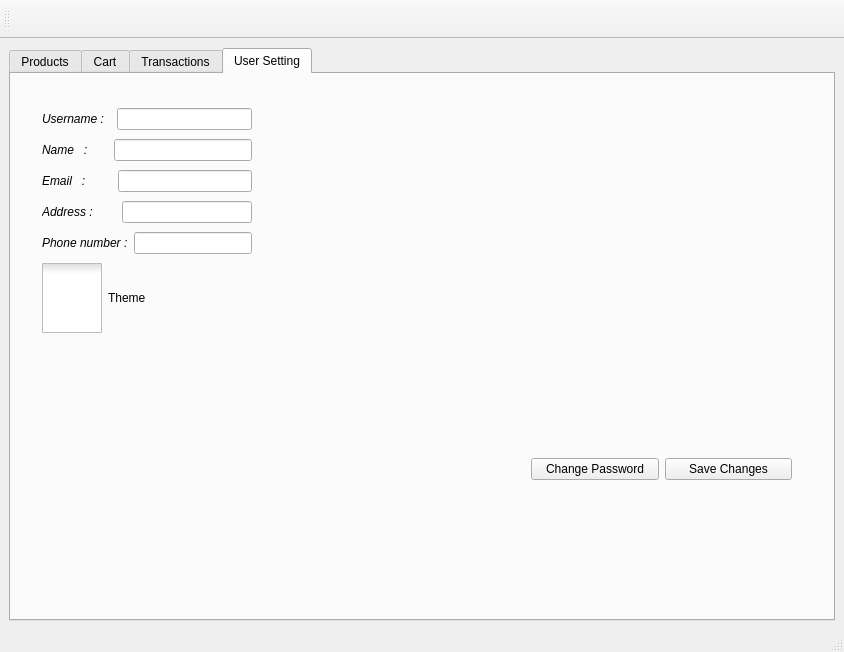
This is AP/client_ui.ui in AP-projects-4001/Guys as Qt 5 draws it before an edit. The edited form follows.
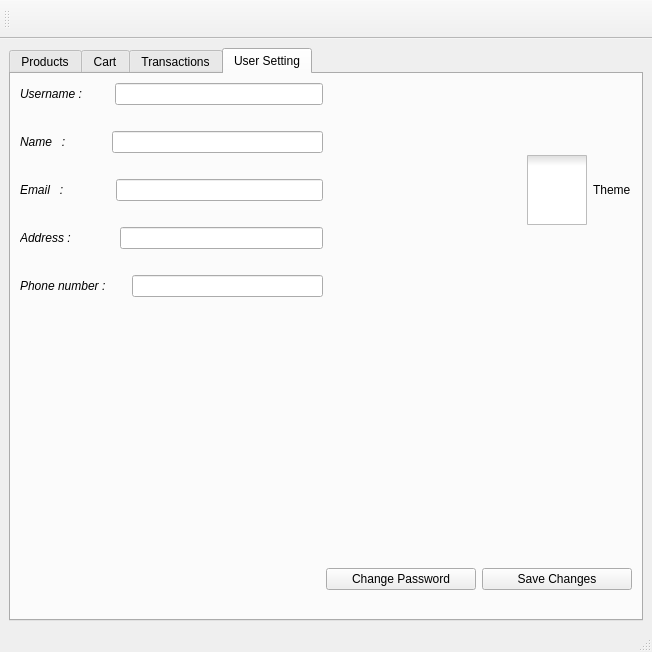
This is the edited form. The open tabs and pages were chosen to show the change. Icons and pictures are not drawn.

What changed in the file:
```diff
--- a/AP/client_ui.ui
+++ b/AP/client_ui.ui
@@ -6,7 +6,7 @@
    <rect>
     <x>0</x>
     <y>0</y>
-    <width>844</width>
+    <width>652</width>
     <height>652</height>
    </rect>
   </property>
@@ -493,80 +493,16 @@
        <attribute name="title">
         <string>User Setting</string>
        </attribute>
-       <widget class="QLabel" name="label_9">
-        <property name="geometry">
-         <rect>
-          <x>50</x>
-          <y>410</y>
-          <width>63</width>
-          <height>20</height>
-         </rect>
-        </property>
-        <property name="text">
-         <string/>
-        </property>
-       </widget>
-       <widget class="QWidget" name="layoutWidget">
-        <property name="geometry">
-         <rect>
-          <x>520</x>
-          <y>370</y>
-          <width>261</width>
-          <height>51</height>
-         </rect>
-        </property>
-        <layout class="QHBoxLayout" name="horizontalLayout_10">
+       <layout class="QGridLayout" name="gridLayout_5">
+        <item row="0" column="0">
+         <layout class="QVBoxLayout" name="verticalLayout_7">
          <item>
-          <widget class="QPushButton" name="pushButton_4">
-           <property name="text">
-            <string>Change Password</string>
-           </property>
-          </widget>
-         </item>
+           <layout class="QHBoxLayout" name="horizontalLayout_14">
          <item>
-          <widget class="QPushButton" name="pushButton_3">
-           <property name="text">
-            <string>Save Changes</string>
-           </property>
-          </widget>
-         </item>
-        </layout>
-       </widget>
-       <widget class="QLabel" name="confirm_gif">
-        <property name="geometry">
-         <rect>
-          <x>520</x>
-          <y>200</y>
-          <width>121</width>
-          <height>121</height>
-         </rect>
-        </property>
-        <property name="minimumSize">
-         <size>
-          <width>121</width>
-          <height>121</height>
-         </size>
-        </property>
-        <property name="maximumSize">
-         <size>
-          <width>121</width>
-          <height>121</height>
-         </size>
-        </property>
-        <property name="text">
-         <string/>
-        </property>
-       </widget>
-       <widget class="QWidget" name="">
-        <property name="geometry">
-         <rect>
-          <x>31</x>
-          <y>31</y>
-          <width>210</width>
-          <height>237</height>
-         </rect>
-        </property>
-        <layout class="QVBoxLayout" name="verticalLayout_5">
+             <layout class="QVBoxLayout" name="verticalLayout_6">
+              <property name="spacing">
+               <number>26</number>
+              </property>
          <item>
           <layout class="QHBoxLayout" name="horizontalLayout_6">
            <item>
@@ -666,6 +602,23 @@
            </item>
           </layout>
          </item>
+             </layout>
+            </item>
+            <item>
+             <layout class="QHBoxLayout" name="horizontalLayout_12">
+              <item>
+               <spacer name="horizontalSpacer_2">
+                <property name="orientation">
+                 <enum>Qt::Horizontal</enum>
+                </property>
+                <property name="sizeHint" stdset="0">
+                 <size>
+                  <width>40</width>
+                  <height>20</height>
+                 </size>
+                </property>
+               </spacer>
+              </item>
          <item>
           <widget class="QCheckBox" name="checkBox_theme">
            <property name="enabled">
@@ -701,7 +654,126 @@
           </widget>
          </item>
         </layout>
-       </widget>
+            </item>
+           </layout>
+          </item>
+          <item>
+           <layout class="QHBoxLayout" name="horizontalLayout_13">
+            <item>
+             <spacer name="horizontalSpacer_5">
+              <property name="orientation">
+               <enum>Qt::Horizontal</enum>
+              </property>
+              <property name="sizeHint" stdset="0">
+               <size>
+                <width>40</width>
+                <height>20</height>
+               </size>
+              </property>
+             </spacer>
+            </item>
+            <item>
+             <layout class="QVBoxLayout" name="verticalLayout_5">
+              <item>
+               <spacer name="verticalSpacer">
+                <property name="orientation">
+                 <enum>Qt::Vertical</enum>
+                </property>
+                <property name="sizeHint" stdset="0">
+                 <size>
+                  <width>20</width>
+                  <height>40</height>
+                 </size>
+                </property>
+               </spacer>
+              </item>
+              <item>
+               <layout class="QHBoxLayout" name="horizontalLayout_10">
+                <item>
+                 <spacer name="horizontalSpacer_3">
+                  <property name="orientation">
+                   <enum>Qt::Horizontal</enum>
+                  </property>
+                  <property name="sizeHint" stdset="0">
+                   <size>
+                    <width>40</width>
+                    <height>20</height>
+                   </size>
+                  </property>
+                 </spacer>
+                </item>
+                <item>
+                 <widget class="QLabel" name="confirm_gif">
+                  <property name="minimumSize">
+                   <size>
+                    <width>121</width>
+                    <height>121</height>
+                   </size>
+                  </property>
+                  <property name="maximumSize">
+                   <size>
+                    <width>121</width>
+                    <height>121</height>
+                   </size>
+                  </property>
+                  <property name="text">
+                   <string/>
+                  </property>
+                 </widget>
+                </item>
+                <item>
+                 <spacer name="horizontalSpacer_4">
+                  <property name="orientation">
+                   <enum>Qt::Horizontal</enum>
+                  </property>
+                  <property name="sizeHint" stdset="0">
+                   <size>
+                    <width>40</width>
+                    <height>20</height>
+                   </size>
+                  </property>
+                 </spacer>
+                </item>
+               </layout>
+              </item>
+              <item>
+               <layout class="QHBoxLayout" name="horizontalLayout_11">
+                <item>
+                 <widget class="QPushButton" name="pushButton_4">
+                  <property name="cursor">
+                   <cursorShape>PointingHandCursor</cursorShape>
+                  </property>
+                  <property name="text">
+                   <string>Change Password</string>
+                  </property>
+                 </widget>
+                </item>
+                <item>
+                 <widget class="QPushButton" name="pushButton_3">
+                  <property name="cursor">
+                   <cursorShape>PointingHandCursor</cursorShape>
+                  </property>
+                  <property name="text">
+                   <string>Save Changes</string>
+                  </property>
+                 </widget>
+                </item>
+               </layout>
+              </item>
+             </layout>
+            </item>
+           </layout>
+          </item>
+         </layout>
+        </item>
+        <item row="1" column="0">
+         <widget class="QLabel" name="label_9">
+          <property name="text">
+           <string/>
+          </property>
+         </widget>
+        </item>
+       </layout>
       </widget>
      </widget>
     </item>
```
Left out of the diff: 20 changed lines with no effect on the pictures. Lines whose indentation alone changed are shown as unchanged.
